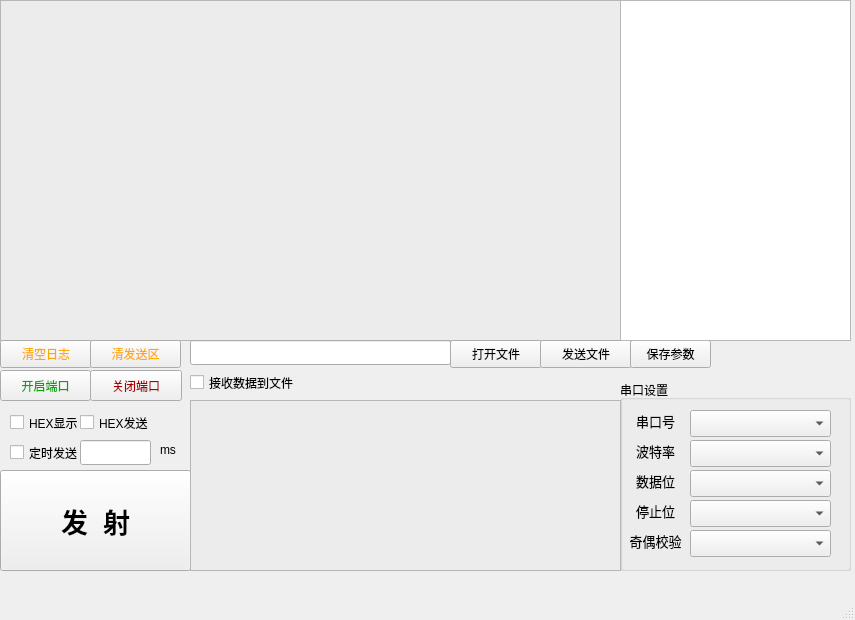
Qt form src/lscom/lscom.ui (HBolck/lscom) before a commit.
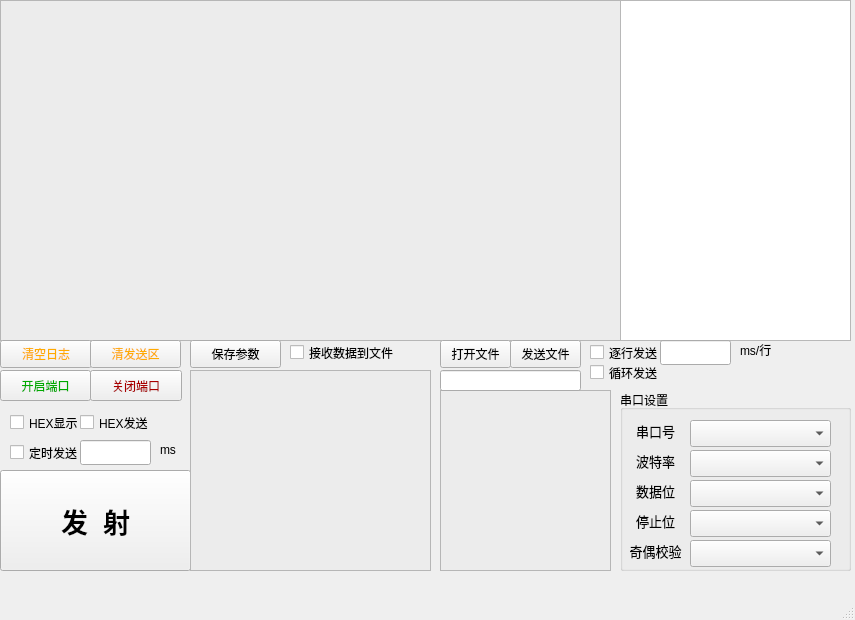
The same form after that commit.

Commit message: feature:https://gitee.com/hblockd/lscom/issues/IB622O [功能未完成,临时提交]

What changed in the file:
```diff
--- a/src/lscom/lscom.ui
+++ b/src/lscom/lscom.ui
@@ -24,9 +24,9 @@
     <property name="geometry">
      <rect>
       <x>620</x>
-      <y>380</y>
+      <y>390</y>
       <width>231</width>
-      <height>191</height>
+      <height>181</height>
      </rect>
     </property>
     <property name="title">
@@ -227,9 +227,9 @@
     <property name="geometry">
      <rect>
       <x>190</x>
-      <y>400</y>
-      <width>431</width>
-      <height>171</height>
+      <y>370</y>
+      <width>241</width>
+      <height>201</height>
      </rect>
     </property>
     <property name="styleSheet">
@@ -261,9 +261,9 @@
    <widget class="QPushButton" name="btu_send_data_3">
     <property name="geometry">
      <rect>
-      <x>450</x>
+      <x>440</x>
       <y>340</y>
-      <width>92</width>
+      <width>71</width>
       <height>28</height>
      </rect>
     </property>
@@ -271,19 +271,6 @@
      <string>打开文件</string>
     </property>
    </widget>
-   <widget class="QPushButton" name="btu_send_data_4">
-    <property name="geometry">
-     <rect>
-      <x>540</x>
-      <y>340</y>
-      <width>92</width>
-      <height>28</height>
-     </rect>
-    </property>
-    <property name="text">
-     <string>发送文件</string>
-    </property>
-   </widget>
    <widget class="QPushButton" name="btu_clear_send_text">
     <property name="geometry">
      <rect>
@@ -316,9 +303,9 @@
    <widget class="QPushButton" name="btu_set_param">
     <property name="geometry">
      <rect>
-      <x>630</x>
+      <x>190</x>
       <y>340</y>
-      <width>81</width>
+      <width>91</width>
       <height>28</height>
      </rect>
     </property>
@@ -380,8 +367,8 @@
    <widget class="QCheckBox" name="cB_rev_to_file">
     <property name="geometry">
      <rect>
-      <x>190</x>
-      <y>370</y>
+      <x>290</x>
+      <y>340</y>
       <width>111</width>
       <height>25</height>
      </rect>
@@ -413,16 +400,6 @@
      </rect>
     </property>
    </widget>
-   <widget class="QLineEdit" name="filepath">
-    <property name="geometry">
-     <rect>
-      <x>190</x>
-      <y>340</y>
-      <width>261</width>
-      <height>25</height>
-     </rect>
-    </property>
-   </widget>
    <widget class="QLabel" name="label_6">
     <property name="geometry">
      <rect>
@@ -446,6 +423,98 @@
      </rect>
     </property>
    </widget>
+   <widget class="QCheckBox" name="cB_pLineSend">
+    <property name="geometry">
+     <rect>
+      <x>590</x>
+      <y>340</y>
+      <width>71</width>
+      <height>25</height>
+     </rect>
+    </property>
+    <property name="text">
+     <string>逐行发送</string>
+    </property>
+   </widget>
+   <widget class="QLineEdit" name="pLineInterval">
+    <property name="geometry">
+     <rect>
+      <x>660</x>
+      <y>340</y>
+      <width>71</width>
+      <height>25</height>
+     </rect>
+    </property>
+   </widget>
+   <widget class="QLabel" name="label_7">
+    <property name="geometry">
+     <rect>
+      <x>740</x>
+      <y>340</y>
+      <width>41</width>
+      <height>19</height>
+     </rect>
+    </property>
+    <property name="text">
+     <string>ms/行</string>
+    </property>
+   </widget>
+   <widget class="QPushButton" name="btu_send_file">
+    <property name="geometry">
+     <rect>
+      <x>510</x>
+      <y>340</y>
+      <width>71</width>
+      <height>28</height>
+     </rect>
+    </property>
+    <property name="text">
+     <string>发送文件</string>
+    </property>
+   </widget>
+   <widget class="QTextEdit" name="text_file_area">
+    <property name="geometry">
+     <rect>
+      <x>440</x>
+      <y>390</y>
+      <width>171</width>
+      <height>181</height>
+     </rect>
+    </property>
+    <property name="styleSheet">
+     <string notr="true">background-color: rgb(236, 236, 236);
+border-color: rgb(98, 98, 98);</string>
+    </property>
+    <property name="readOnly">
+     <bool>true</bool>
+    </property>
+   </widget>
+   <widget class="QCheckBox" name="cB_pLineSend_loop">
+    <property name="geometry">
+     <rect>
+      <x>590</x>
+      <y>360</y>
+      <width>71</width>
+      <height>25</height>
+     </rect>
+    </property>
+    <property name="text">
+     <string>循环发送</string>
+    </property>
+   </widget>
+   <widget class="QLineEdit" name="importFileName">
+    <property name="geometry">
+     <rect>
+      <x>440</x>
+      <y>370</y>
+      <width>141</width>
+      <height>21</height>
+     </rect>
+    </property>
+    <property name="readOnly">
+     <bool>true</bool>
+    </property>
+   </widget>
   </widget>
   <widget class="QMenuBar" name="menubar">
    <property name="geometry">
```
Left out of the diff: 4 changed lines with no effect on the pictures. The commit also changes 4 other files.
